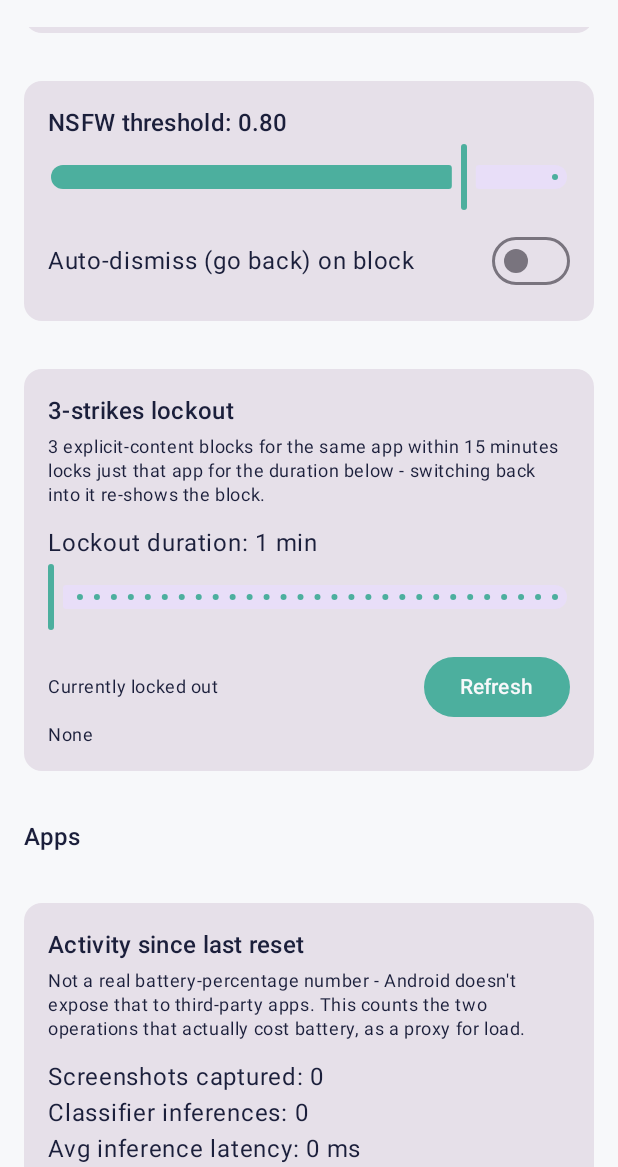
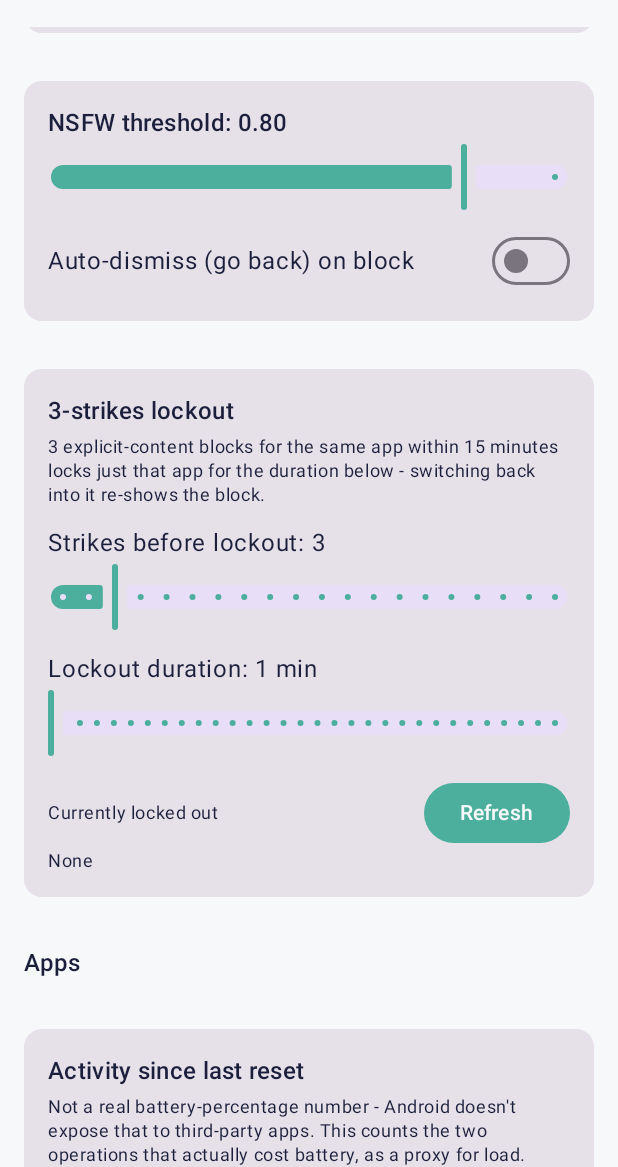
Before and after one commit to yl1nbjaww6741-Org/guard, an Android app built with Jetpack Compose: the screen it shows after launch (SettingsActivity), scrolled down 1064 dp, on a phone screen of 412 x 824 dp, the part 69-1236 px from its top. Run offline under Robolectric (Android 15) with nearby library versions, the phone set to English and light mode, and no system bars.

Commit message:
Make strikes-before-lockout adjustable
Was hardcoded at 3. Added PrefsRepository.strikesToLockout (default
3, slider up to 20 in the lockout card) so testing doesn't keep
tripping a real lockout after a couple of blocks during a longer
test session.

Co-Authored-By: Claude Sonnet 5 <noreply@anthropic.com>
Claude-Session: https://claude.ai/code/session_01RrPoVcHiMjZxhaRuABrsZB

```diff
--- a/app/src/main/kotlin/com/contentguard/app/scope/PrefsRepository.kt
+++ b/app/src/main/kotlin/com/contentguard/app/scope/PrefsRepository.kt
@@ -110,12 +110,21 @@ class PrefsRepository(context: Context) {
             prefs.edit().putInt(KEY_LOCKOUT_DURATION_MIN, value.coerceIn(1, 60)).apply()
         }
 
+    // Adjustable so testing doesn't keep tripping a real lockout after a
+    // couple of blocks - raise it for a longer test session, not a
+    // permanent behavior change.
+    var strikesToLockout: Int
+        get() = prefs.getInt(KEY_STRIKES_TO_LOCKOUT, DEFAULT_STRIKES_TO_LOCKOUT)
+        set(value) {
+            prefs.edit().putInt(KEY_STRIKES_TO_LOCKOUT, value.coerceIn(1, 20)).apply()
+        }
+
     /**
-     * Records an explicit-content detection for [packageName] and, once 3
-     * such strikes land within a rolling 15-minute window, locks that
-     * single app out for [lockoutDurationMinutes]. Returns true exactly
-     * when this call was the one that triggered the lockout, so the
-     * caller can log it distinctly from an ordinary strike.
+     * Records an explicit-content detection for [packageName] and, once
+     * [strikesToLockout] such strikes land within a rolling 15-minute
+     * window, locks that single app out for [lockoutDurationMinutes].
+     * Returns true exactly when this call was the one that triggered the
+     * lockout, so the caller can log it distinctly from an ordinary strike.
      */
     fun recordExplicitStrike(packageName: String): Boolean {
         val now = System.currentTimeMillis()
@@ -126,7 +135,7 @@ class PrefsRepository(context: Context) {
             .toMutableList()
         recentStrikes.add(now)
 
-        if (recentStrikes.size >= STRIKES_TO_LOCKOUT) {
+        if (recentStrikes.size >= strikesToLockout) {
             prefs.edit()
                 .remove(key)
                 .putLong(lockoutKey(packageName), now + lockoutDurationMinutes * 60_000L)
@@ -192,13 +201,14 @@ class PrefsRepository(context: Context) {
         private const val KEY_BLOCK_COUNT = "stats_block_count"
         private const val KEY_STATS_SINCE = "stats_since_millis"
         private const val KEY_LOCKOUT_DURATION_MIN = "lockout_duration_min"
+        private const val KEY_STRIKES_TO_LOCKOUT = "strikes_to_lockout"
         private const val KEY_STRIKES_PREFIX = "strike_times_"
         private const val KEY_LOCKOUT_PREFIX = "lockout_until_"
         private const val KEY_PASSWORD_HASH = "password_hash"
         private const val PASSWORD_SALT = "contentguard-v1-"
         const val DEFAULT_THRESHOLD = 0.80f
         const val DEFAULT_LOCKOUT_MINUTES = 1
-        private const val STRIKES_TO_LOCKOUT = 3
+        const val DEFAULT_STRIKES_TO_LOCKOUT = 3
         private const val STRIKE_WINDOW_MS = 15 * 60 * 1000L
     }
 }
--- a/app/src/main/kotlin/com/contentguard/app/ui/SettingsActivity.kt
+++ b/app/src/main/kotlin/com/contentguard/app/ui/SettingsActivity.kt
@@ -117,6 +117,7 @@ private fun SettingsScreen(prefs: PrefsRepository) {
     var deviceAdminActive by remember { mutableStateOf(isDeviceAdminActive(context)) }
     var usageStats by remember { mutableStateOf(prefs.getUsageStats()) }
     var lockoutDurationMinutes by remember { mutableStateOf(prefs.lockoutDurationMinutes) }
+    var strikesToLockout by remember { mutableStateOf(prefs.strikesToLockout) }
     var activeLockouts by remember { mutableStateOf(prefs.getActiveLockouts()) }
     var hasPassword by remember { mutableStateOf(prefs.hasPassword()) }
     var apps by remember { mutableStateOf(emptyList<AppEntry>()) }
@@ -223,6 +224,9 @@ private fun SettingsScreen(prefs: PrefsRepository) {
                     durationMinutes = lockoutDurationMinutes,
                     onDurationChange = { lockoutDurationMinutes = it },
                     onDurationChangeFinished = { prefs.lockoutDurationMinutes = lockoutDurationMinutes },
+                    strikesToLockout = strikesToLockout,
+                    onStrikesChange = { strikesToLockout = it },
+                    onStrikesChangeFinished = { prefs.strikesToLockout = strikesToLockout },
                     activeLockouts = activeLockouts,
                     onRefresh = { activeLockouts = prefs.getActiveLockouts() },
                 )
@@ -408,17 +412,30 @@ private fun LockoutSection(
     durationMinutes: Int,
     onDurationChange: (Int) -> Unit,
     onDurationChangeFinished: () -> Unit,
+    strikesToLockout: Int,
+    onStrikesChange: (Int) -> Unit,
+    onStrikesChangeFinished: () -> Unit,
     activeLockouts: Map<String, Long>,
     onRefresh: () -> Unit,
 ) {
     Card(modifier = Modifier.fillMaxWidth().padding(16.dp)) {
         Column(modifier = Modifier.padding(16.dp)) {
-            Text("3-strikes lockout", style = MaterialTheme.typography.titleMedium)
+            Text("$strikesToLockout-strikes lockout", style = MaterialTheme.typography.titleMedium)
             Spacer(modifier = Modifier.height(4.dp))
             Text(
-                "3 explicit-content blocks for the same app within 15 minutes locks just " +
-                    "that app for the duration below - switching back into it re-shows the block.",
+                "$strikesToLockout explicit-content blocks for the same app within 15 minutes " +
+                    "locks just that app for the duration below - switching back into it " +
+                    "re-shows the block.",
                 style = MaterialTheme.typography.bodySmall,
+            )
+            Spacer(modifier = Modifier.height(12.dp))
+            Text("Strikes before lockout: $strikesToLockout")
+            Slider(
+                value = strikesToLockout.toFloat(),
+                onValueChange = { onStrikesChange(it.toInt()) },
+                onValueChangeFinished = onStrikesChangeFinished,
+                valueRange = 1f..20f,
+                steps = 18,
             )
             Spacer(modifier = Modifier.height(12.dp))
             Text("Lockout duration: $durationMinutes min")
```
Also changed, not shown: 1 other file.
